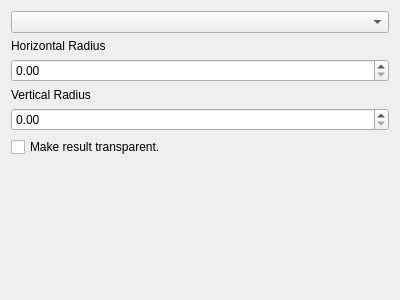
The window that plugins/filters/edgedetection/wdg_edge_detection.ui (KDE/krita) describes before a commit, drawn with Qt 5.
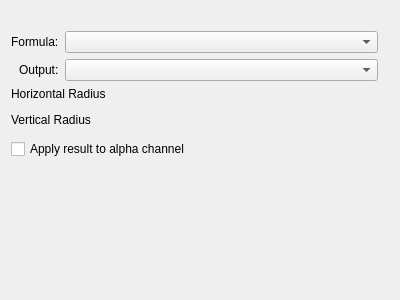
The same window after the commit. Custom widgets are drawn as their Qt base class.

Commit message:
Finalise Edge Detection Filter
It can now select output type(all sides, left, right, top, bottom, radian),
as well as have the aspect ration locked.

Other than that, some small cleanups.

What changed in the file:
```diff
--- a/plugins/filters/edgedetection/wdg_edge_detection.ui
+++ b/plugins/filters/edgedetection/wdg_edge_detection.ui
@@ -13,42 +13,25 @@
   <property name="windowTitle">
    <string>Form</string>
   </property>
-  <layout class="QVBoxLayout" name="verticalLayout">
-   <item>
+  <layout class="QGridLayout" name="gridLayout">
+   <item row="3" column="1">
+    <widget class="QComboBox" name="cmbOutput">
+     <property name="toolTip">
+      <string>Output decides what type of information you want from the lines.</string>
+     </property>
+    </widget>
+   </item>
+   <item row="1" column="1">
     <widget class="QComboBox" name="cmbType">
      <property name="currentText">
       <string/>
      </property>
     </widget>
    </item>
-   <item>
-    <widget class="QLabel" name="label">
-     <property name="text">
-      <string>Horizontal Radius</string>
-     </property>
-    </widget>
+   <item row="5" column="0" colspan="2">
+    <widget class="KisDoubleSliderSpinBox" name="sldHorizontalRadius" native="true"/>
    </item>
-   <item>
-    <widget class="QDoubleSpinBox" name="spnHorizontalRadius"/>
-   </item>
-   <item>
-    <widget class="QLabel" name="label_2">
-     <property name="text">
-      <string>Vertical Radius</string>
-     </property>
-    </widget>
-   </item>
-   <item>
-    <widget class="QDoubleSpinBox" name="spnVerticalRadius"/>
-   </item>
-   <item>
-    <widget class="QCheckBox" name="chkTransparent">
-     <property name="text">
-      <string>Make result transparent.</string>
-     </property>
-    </widget>
-   </item>
-   <item>
+   <item row="9" column="1">
     <spacer name="verticalSpacer">
      <property name="orientation">
       <enum>Qt::Vertical</enum>
@@ -61,8 +44,92 @@
      </property>
     </spacer>
    </item>
+   <item row="6" column="0" colspan="2">
+    <widget class="QLabel" name="label_2">
+     <property name="text">
+      <string>Vertical Radius</string>
+     </property>
+    </widget>
+   </item>
+   <item row="8" column="0" colspan="2">
+    <widget class="QCheckBox" name="chkTransparent">
+     <property name="toolTip">
+      <string>This will take a desaturated result and use it to determine what is transparent. This is useful for creating edge and fringe effects.</string>
+     </property>
+     <property name="text">
+      <string>Apply result to alpha channel</string>
+     </property>
+    </widget>
+   </item>
+   <item row="1" column="0" alignment="Qt::AlignRight">
+    <widget class="QLabel" name="label_3">
+     <property name="text">
+      <string>Formula:</string>
+     </property>
+    </widget>
+   </item>
+   <item row="7" column="0" colspan="2">
+    <widget class="KisDoubleSliderSpinBox" name="sldVerticalRadius" native="true"/>
+   </item>
+   <item row="4" column="0" colspan="2">
+    <widget class="QLabel" name="label">
+     <property name="text">
+      <string>Horizontal Radius</string>
+     </property>
+    </widget>
+   </item>
+   <item row="3" column="0" alignment="Qt::AlignRight">
+    <widget class="QLabel" name="label_4">
+     <property name="text">
+      <string>Output:</string>
+     </property>
+    </widget>
+   </item>
+   <item row="4" column="2" rowspan="4" alignment="Qt::AlignVCenter">
+    <widget class="KoAspectButton" name="btnAspect" native="true">
+     <property name="sizePolicy">
+      <sizepolicy hsizetype="Preferred" vsizetype="Preferred">
+       <horstretch>0</horstretch>
+       <verstretch>0</verstretch>
+      </sizepolicy>
+     </property>
+     <property name="minimumSize">
+      <size>
+       <width>5</width>
+       <height>20</height>
+      </size>
+     </property>
+    </widget>
+   </item>
+   <item row="0" column="1">
+    <spacer name="horizontalSpacer">
+     <property name="orientation">
+      <enum>Qt::Horizontal</enum>
+     </property>
+     <property name="sizeHint" stdset="0">
+      <size>
+       <width>40</width>
+       <height>20</height>
+      </size>
+     </property>
+    </spacer>
+   </item>
   </layout>
  </widget>
+ <customwidgets>
+  <customwidget>
+   <class>KoAspectButton</class>
+   <extends>QWidget</extends>
+   <header>KoAspectButton.h</header>
+   <container>1</container>
+  </customwidget>
+  <customwidget>
+   <class>KisDoubleSliderSpinBox</class>
+   <extends>QWidget</extends>
+   <header>kis_slider_spin_box.h</header>
+   <container>1</container>
+  </customwidget>
+ </customwidgets>
  <resources/>
  <connections/>
 </ui>
```
Left out of the diff: 3 changed lines with no effect on the pictures. The commit also changes 5 other files.
